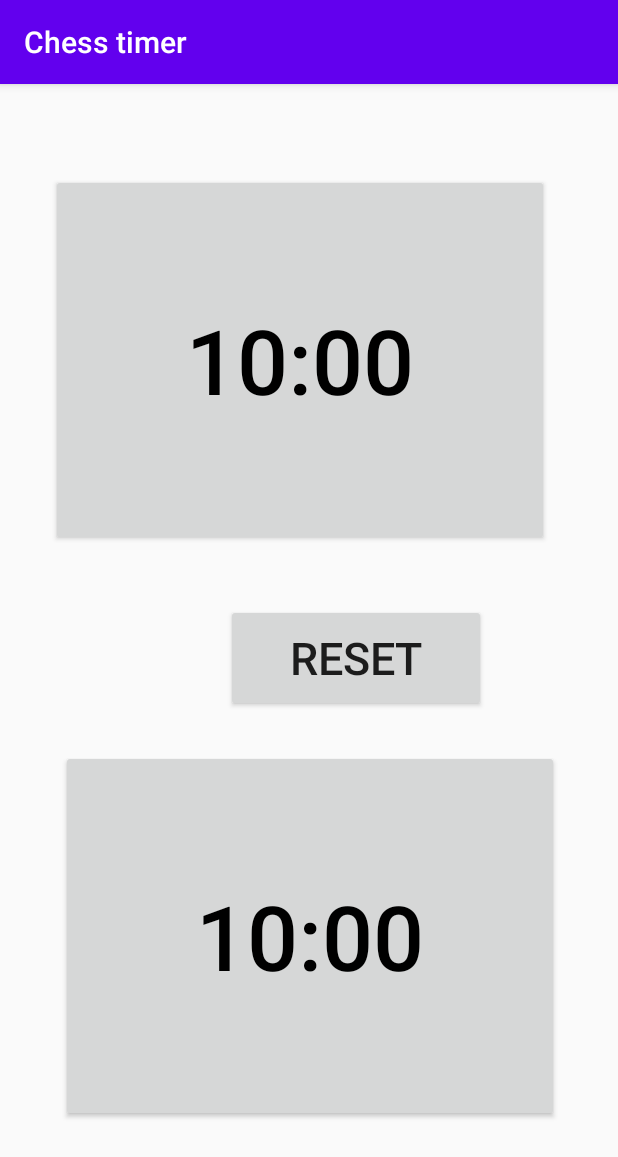
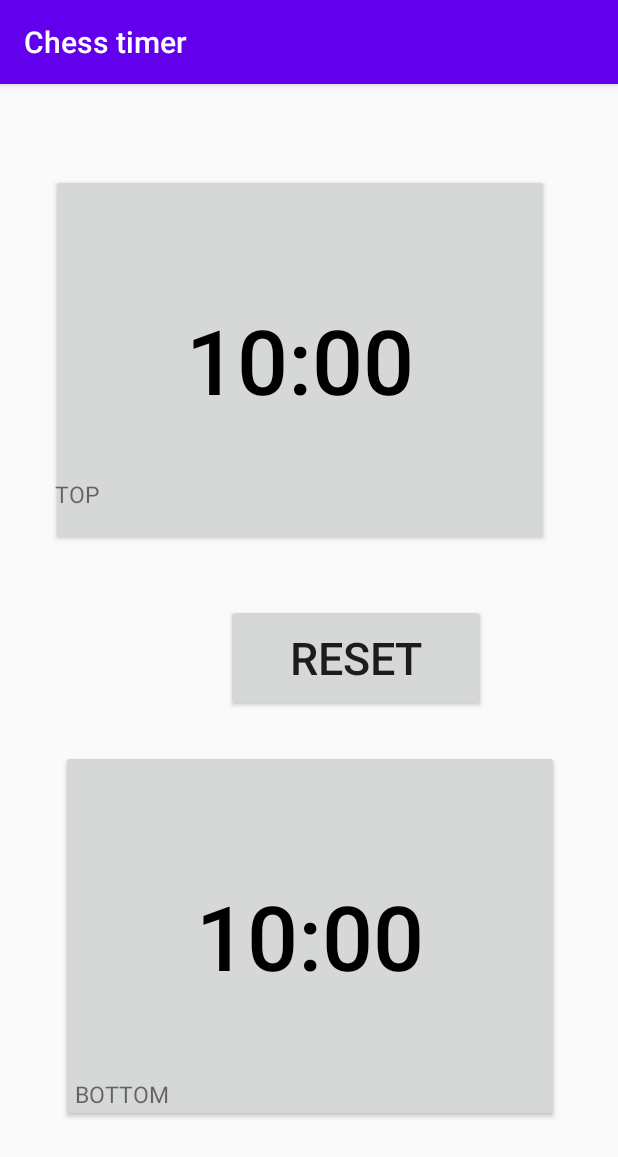
Before and after one commit to xdelu02/A, an Android app: the timer screen opened directly, with no data from a screen before it, on a phone screen of 412 x 824 dp. Shown: the top 1157 px of the screen. Run offline under Robolectric (Android 15) with nearby library versions, the light colour scheme and no system bars.

Commit message:
Nome dei giocatori visualizzato nei bottoni, tempo preso da input

```diff
--- a/app/src/main/res/layout/activity_timer.xml
+++ b/app/src/main/res/layout/activity_timer.xml
@@ -40,4 +40,28 @@
         android:layout_marginBottom="349dp"
         android:text="Reset"
         android:textSize="30sp"/>
+
+    <TextView
+        android:id="@+id/topName"
+        android:layout_width="75dp"
+        android:layout_height="35dp"
+        android:layout_alignParentEnd="true"
+        android:layout_alignParentBottom="true"
+        android:layout_marginEnd="300dp"
+        android:layout_marginBottom="470dp"
+        android:text="TOP"
+        android:textSize="15sp"
+        android:translationZ="5dp" />
+
+    <TextView
+        android:id="@+id/bottomName"
+        android:layout_width="wrap_content"
+        android:layout_height="wrap_content"
+        android:layout_alignParentEnd="true"
+        android:layout_alignParentBottom="true"
+        android:layout_marginEnd="299dp"
+        android:layout_marginBottom="84dp"
+        android:text="BOTTOM"
+        android:textSize="15sp"
+        android:translationZ="5dp" />
 </RelativeLayout>
```
